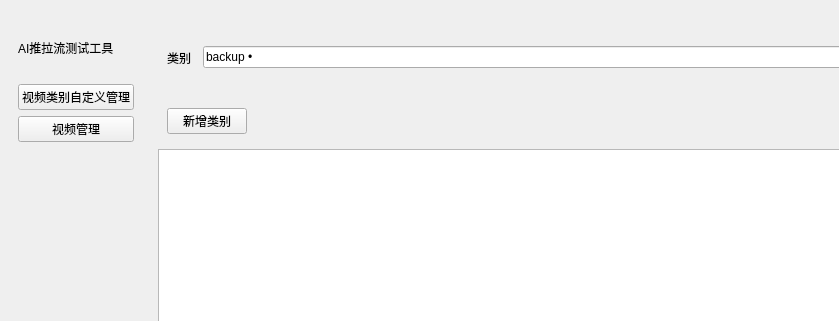
Qt form mainwindow.ui (desmoscook/AIstreamAssistant) before a commit; both pictures show x 0 to 839 and y 0 to 321 of the 1163 by 734 pixel window.
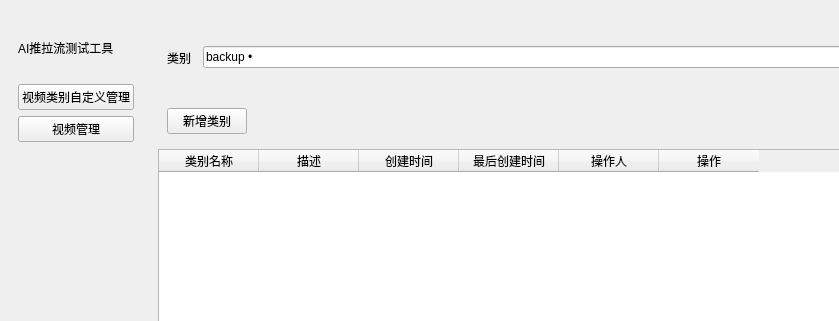
The same form after that commit.

Patch:
```diff
--- a/mainwindow.ui
+++ b/mainwindow.ui
@@ -150,7 +150,38 @@
          </widget>
         </item>
         <item>
-         <widget class="QTableWidget" name="typeTableWidget"/>
+         <widget class="QTableWidget" name="typeTableWidget">
+          <column>
+           <property name="text">
+            <string>类别名称</string>
+           </property>
+          </column>
+          <column>
+           <property name="text">
+            <string>描述</string>
+           </property>
+          </column>
+          <column>
+           <property name="text">
+            <string>创建时间</string>
+           </property>
+          </column>
+          <column>
+           <property name="text">
+            <string>最后创建时间</string>
+           </property>
+          </column>
+          <column>
+           <property name="text">
+            <string>操作人</string>
+           </property>
+          </column>
+          <column>
+           <property name="text">
+            <string>操作</string>
+           </property>
+          </column>
+         </widget>
         </item>
         <item>
          <widget class="QWidget" name="widget_8" native="true">
```
Left out of the diff: 17 changed lines with no effect on the pictures.
